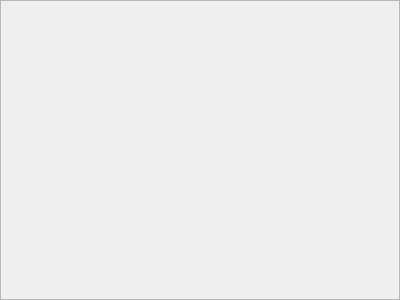
The window that framedetactor.ui (ashraf-kx/pharmacv) describes before a commit, drawn with Qt 5.
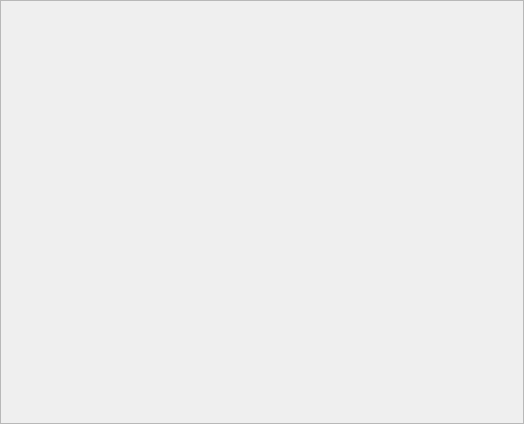
The same window after the commit.

Commit message: implimenting FREAK descriptor & SURF Detector

What changed in the file:
```diff
--- a/framedetactor.ui
+++ b/framedetactor.ui
@@ -9,8 +9,8 @@
    <rect>
     <x>0</x>
     <y>0</y>
-    <width>400</width>
-    <height>300</height>
+    <width>520</width>
+    <height>424</height>
    </rect>
   </property>
   <property name="frameShape">
@@ -19,5 +19,57 @@
   <property name="windowTitle">
    <string>Frame</string>
   </property>
+  <property name="frameShape">
+   <enum>QFrame::StyledPanel</enum>
+  </property>
+  <property name="frameShadow">
+   <enum>QFrame::Raised</enum>
+  </property>
+  <layout class="QVBoxLayout" name="verticalLayout">
+   <item>
+    <widget class="QLabel" name="LB_Display">
+     <property name="minimumSize">
+      <size>
+       <width>200</width>
+       <height>200</height>
+      </size>
+     </property>
+     <property name="maximumSize">
+      <size>
+       <width>500</width>
+       <height>500</height>
+      </size>
+     </property>
+     <property name="text">
+      <string/>
+     </property>
+     <property name="scaledContents">
+      <bool>true</bool>
+     </property>
+    </widget>
+   </item>
+   <item>
+    <widget class="QLabel" name="Lb_DisplayMsg">
+     <property name="minimumSize">
+      <size>
+       <width>500</width>
+       <height>30</height>
+      </size>
+     </property>
+     <property name="maximumSize">
+      <size>
+       <width>16777215</width>
+       <height>50</height>
+      </size>
+     </property>
+     <property name="text">
+      <string/>
+     </property>
+     <property name="wordWrap">
+      <bool>true</bool>
+     </property>
+    </widget>
+   </item>
+  </layout>
  </widget>
 </ui>
```
Left out of the diff: 12 changed lines with no effect on the pictures. The commit also changes 2 other files.
